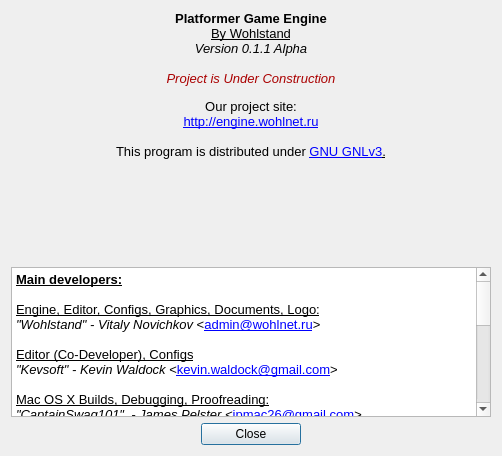
First picture: the form in Editor/about_dialog/aboutdialog.ui, repository WohlSoft/Moondust-Project, before the edit.
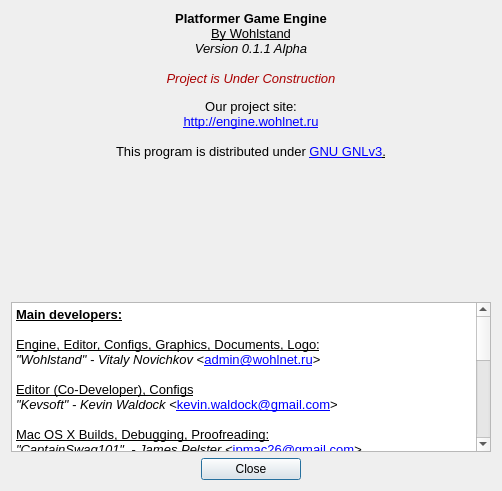
Second picture: the form after the edit. Icons and pictures are not drawn.

```diff
--- a/Editor/about_dialog/aboutdialog.ui
+++ b/Editor/about_dialog/aboutdialog.ui
@@ -10,7 +10,7 @@
     <x>0</x>
     <y>0</y>
     <width>500</width>
-    <height>430</height>
+    <height>490</height>
    </rect>
   </property>
   <property name="sizePolicy">
@@ -22,7 +22,7 @@
   <property name="minimumSize">
    <size>
     <width>500</width>
-    <height>430</height>
+    <height>490</height>
    </size>
   </property>
   <property name="baseSize">
@@ -67,7 +67,7 @@
      <property name="minimumSize">
       <size>
        <width>476</width>
-       <height>250</height>
+       <height>285</height>
       </size>
      </property>
      <property name="font">
@@ -88,7 +88,7 @@
 &lt;html&gt;&lt;head&gt;&lt;meta name=&quot;qrichtext&quot; content=&quot;1&quot; /&gt;&lt;style type=&quot;text/css&quot;&gt;
 p, li { white-space: pre-wrap; }
 &lt;/style&gt;&lt;/head&gt;&lt;body style=&quot; font-family:'Liberation Sans'; font-size:8pt; font-weight:600; font-style:normal;&quot;&gt;
-&lt;p align=&quot;center&quot; style=&quot; margin-top:0px; margin-bottom:0px; margin-left:0px; margin-right:0px; -qt-block-indent:0; text-indent:0px;&quot;&gt;&lt;img src=&quot;:/images/mushroom.png&quot; /&gt;&lt;/p&gt;
+&lt;p align=&quot;center&quot; style=&quot; margin-top:0px; margin-bottom:0px; margin-left:0px; margin-right:0px; -qt-block-indent:0; text-indent:0px;&quot;&gt;&lt;img src=&quot;:/images/cat/cat_128.png&quot; /&gt;&lt;/p&gt;
 &lt;p align=&quot;center&quot; style=&quot; margin-top:0px; margin-bottom:0px; margin-left:0px; margin-right:0px; -qt-block-indent:0; text-indent:0px;&quot;&gt;&lt;span style=&quot; font-size:10pt;&quot;&gt;Platformer Game Engine&lt;/span&gt;&lt;/p&gt;
 &lt;p align=&quot;center&quot; style=&quot; margin-top:0px; margin-bottom:0px; margin-left:0px; margin-right:0px; -qt-block-indent:0; text-indent:0px;&quot;&gt;&lt;span style=&quot; font-size:10pt; font-weight:400; text-decoration: underline;&quot;&gt;By Wohlstand&lt;/span&gt;&lt;span style=&quot; font-size:10pt;&quot;&gt;&lt;br /&gt;&lt;/span&gt;&lt;span style=&quot; font-size:10pt; font-weight:400; font-style:italic;&quot;&gt;Version 0.1.1 Alpha&lt;/span&gt;&lt;/p&gt;
 &lt;p align=&quot;center&quot; style=&quot;-qt-paragraph-type:empty; margin-top:0px; margin-bottom:0px; margin-left:0px; margin-right:0px; -qt-block-indent:0; text-indent:0px; font-size:10pt; font-weight:400; font-style:italic;&quot;&gt;&lt;br /&gt;&lt;/p&gt;
```
